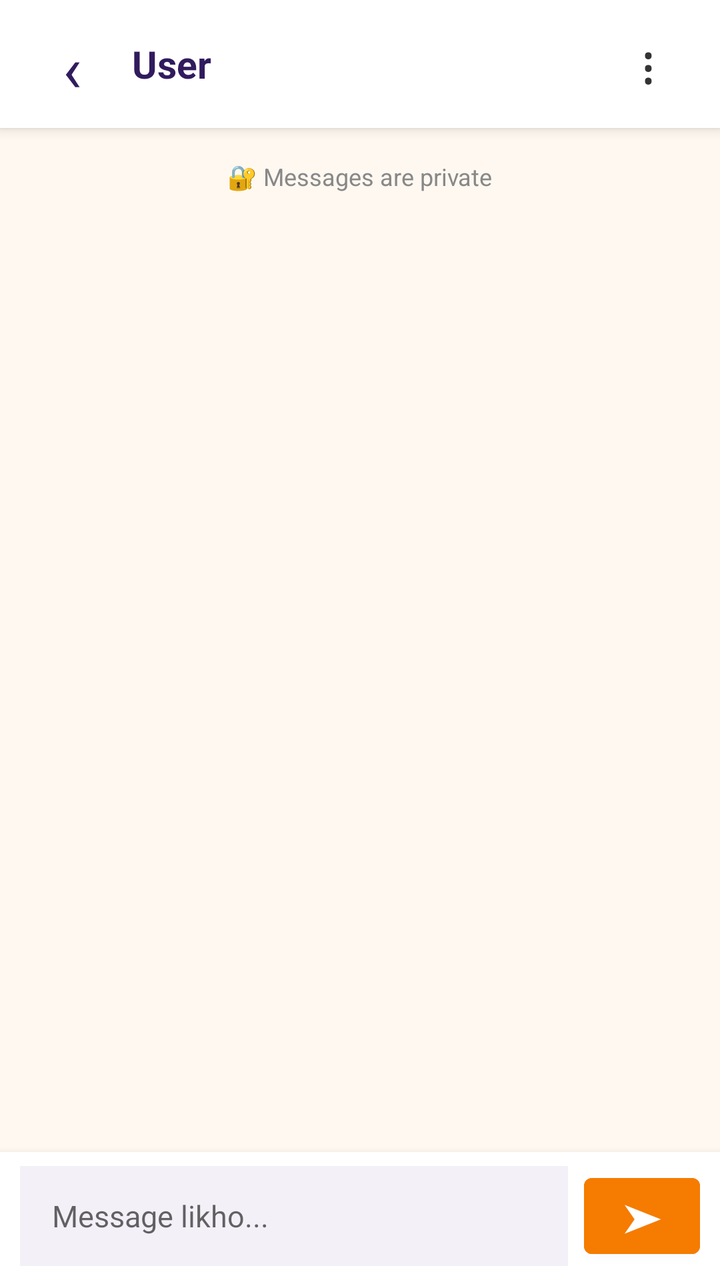
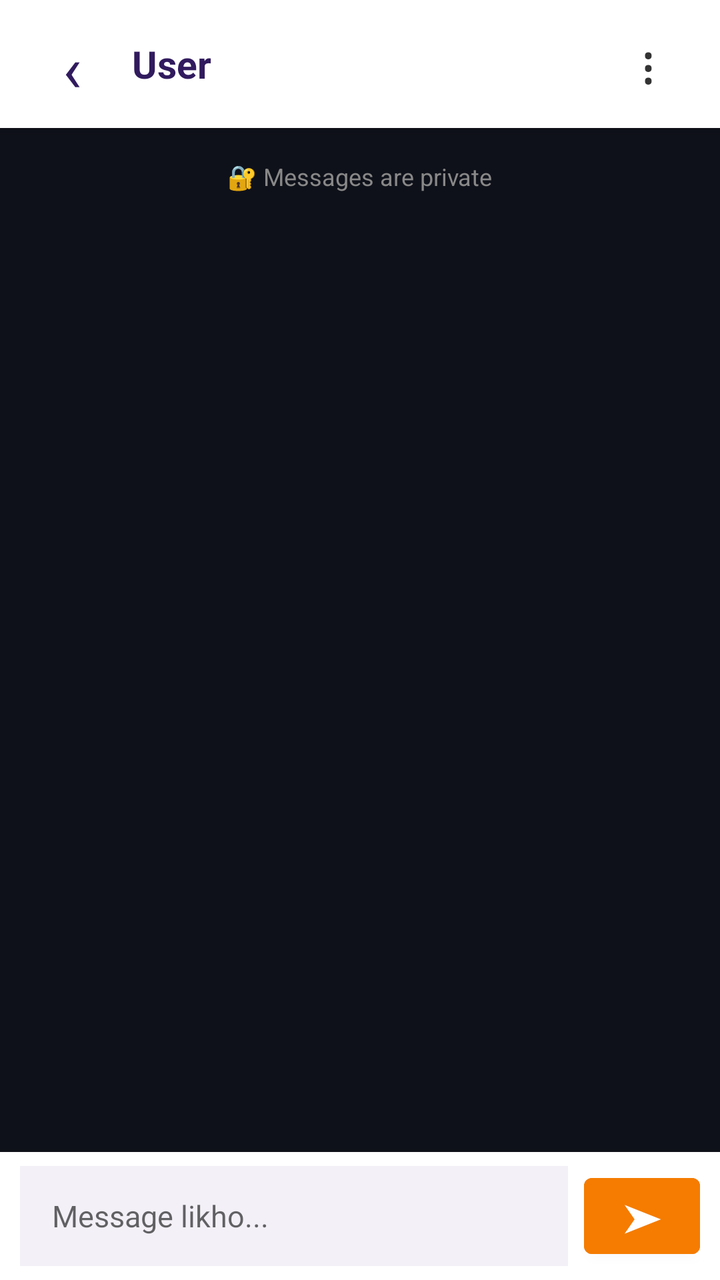

An Android layout rendered at two revisions. The XML below is the earlier revision; the diff shows what the commit changed to produce the second picture.
<!-- AndroidManifest.xml: application theme Theme.SanskritiSathi -->
<!-- res/layout/activity_one_to_one_chat.xml -->
<?xml version="1.0" encoding="utf-8"?>
<LinearLayout
    xmlns:android="http://schemas.android.com/apk/res/android"
    android:layout_width="match_parent"
    android:layout_height="match_parent"
    android:orientation="vertical"
    android:background="#FFF8F0">

    

    <LinearLayout
        android:layout_width="match_parent"
        android:layout_height="64dp"
        android:gravity="center_vertical"
        android:paddingStart="16dp"
        android:paddingEnd="16dp"
        android:background="#FFFFFF"
        android:elevation="4dp">

        <TextView
            android:layout_width="40dp"
            android:layout_height="40dp"
            android:gravity="center"
            android:text="‹"
            android:textSize="32sp"
            android:textColor="#311B5E"/>

        <TextView
            android:id="@+id/chatUsernameText"
            android:layout_width="0dp"
            android:layout_height="wrap_content"
            android:layout_weight="1"
            android:layout_marginStart="10dp"
            android:text="User"
            android:textSize="19sp"
            android:textStyle="bold"
            android:textColor="#311B5E"/>

        <TextView
            android:layout_width="40dp"
            android:layout_height="40dp"
            android:gravity="center"
            android:text="⋮"
            android:textSize="26sp"
            android:textColor="#333333"/>

    </LinearLayout>


    

    <ScrollView
        android:layout_width="match_parent"
        android:layout_height="0dp"
        android:layout_weight="1"
        android:fillViewport="true">

        <LinearLayout
            android:id="@+id/messagesContainer"
            android:layout_width="match_parent"
            android:layout_height="wrap_content"
            android:orientation="vertical"
            android:padding="16dp">

            <TextView
                android:layout_width="wrap_content"
                android:layout_height="wrap_content"
                android:layout_gravity="center"
                android:layout_marginBottom="16dp"
                android:text="🔐 Messages are private"
                android:textSize="12sp"
                android:textColor="#888888"/>

        </LinearLayout>

    </ScrollView>


    

    <LinearLayout
        android:layout_width="match_parent"
        android:layout_height="64dp"
        android:gravity="center_vertical"
        android:paddingStart="10dp"
        android:paddingEnd="10dp"
        android:background="#FFFFFF"
        android:elevation="6dp">

        <EditText
            android:id="@+id/messageInput"
            android:layout_width="0dp"
            android:layout_height="50dp"
            android:layout_weight="1"
            android:hint="Message likho..."
            android:textSize="15sp"
            android:paddingStart="16dp"
            android:paddingEnd="16dp"
            android:background="#F3F0F7"
            android:singleLine="true"/>

        <Button
            android:id="@+id/sendButton"
            android:layout_width="58dp"
            android:layout_height="50dp"
            android:layout_marginStart="8dp"
            android:text="➤"
            android:textSize="20sp"
            android:textColor="#FFFFFF"
            android:backgroundTint="#F57C00"/>

    </LinearLayout>

</LinearLayout>
<!-- resources referenced by this layout -->
<resources>
  <style name="Theme.SanskritiSathi" parent="Theme.MaterialComponents.DayNight.NoActionBar">
  
          <item name="android:fontFamily">sans-serif</item>
  
          
          <item name="android:statusBarColor">#0F111A</item>
          <item name="android:windowLightStatusBar">false</item>
  
          <item name="android:navigationBarColor">#1A1D2B</item>
          <item name="android:windowLightNavigationBar">false</item>
  
          <item name="android:windowActionModeOverlay">true</item>
          <item name="android:windowNoTitle">true</item>
  
          <item name="android:windowBackground">#0F111A</item>
  
          <item name="android:textColorPrimary">#FFFFFF</item>
          <item name="android:textColorSecondary">#A0A5B5</item>
  
      </style>
</resources>

<!-- the commit's change to res/layout/activity_one_to_one_chat.xml (unified diff, before → after) -->
@@ -4,7 +4,9 @@
     android:layout_width="match_parent"
     android:layout_height="match_parent"
     android:orientation="vertical"
-    android:background="#FFF8F0">
+    android:background="#0F111A"
+    android:clipToPadding="false"
+>
 
     
 
